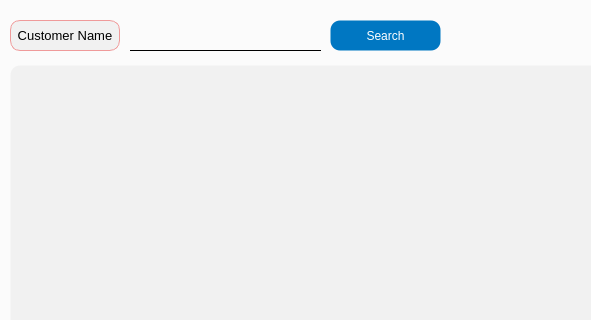
DY-Microfinance-Customer-Management/dymf-algorithm, file app/src/pages/overdue/search.ui: the form before one commit; both pictures show x 0 to 591 and y 0 to 320 of the 1372 by 570 pixel window.
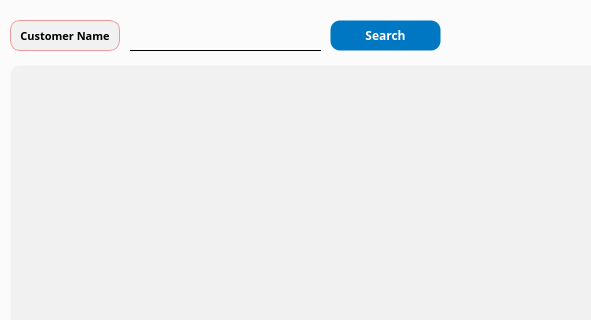
The form after the commit.

```diff
--- a/app/src/pages/overdue/search.ui
+++ b/app/src/pages/overdue/search.ui
@@ -34,6 +34,13 @@
       <height>31</height>
      </rect>
     </property>
+    <property name="font">
+     <font>
+      <family>Arial Black</family>
+      <weight>75</weight>
+      <bold>true</bold>
+     </font>
+    </property>
     <property name="styleSheet">
      <string notr="true">QPushButton {
     background-color: #0077c2;
@@ -128,7 +135,10 @@
     </property>
     <property name="font">
      <font>
-      <pointsize>10</pointsize>
+      <family>Arial Black</family>
+      <pointsize>8</pointsize>
+      <weight>75</weight>
+      <bold>true</bold>
      </font>
     </property>
     <property name="styleSheet">
```
Left out of the diff: 15 changed lines with no effect on the pictures.
